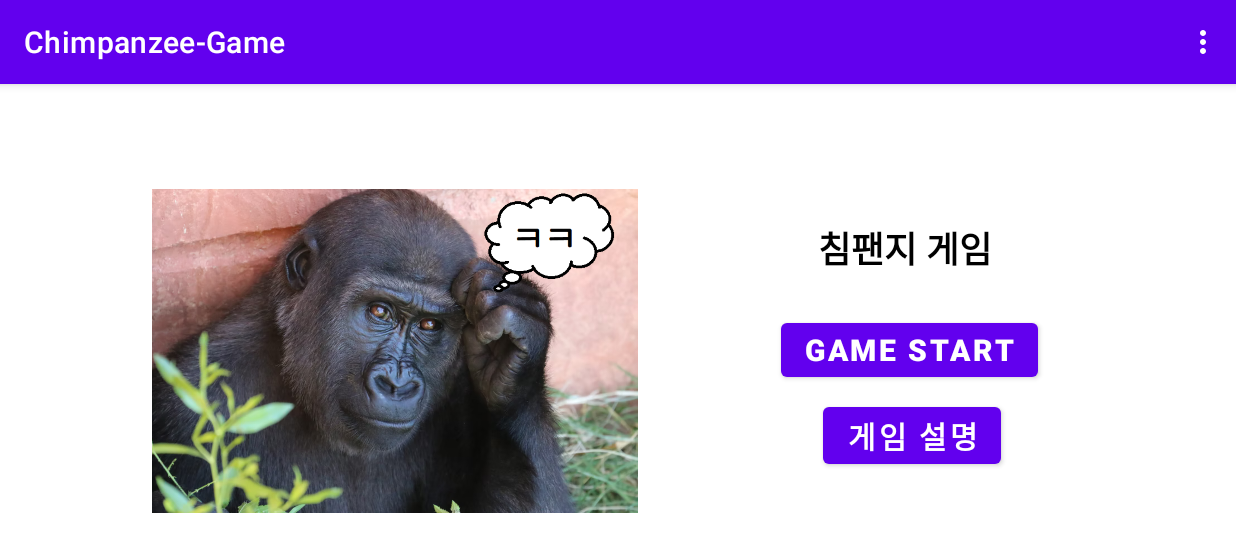
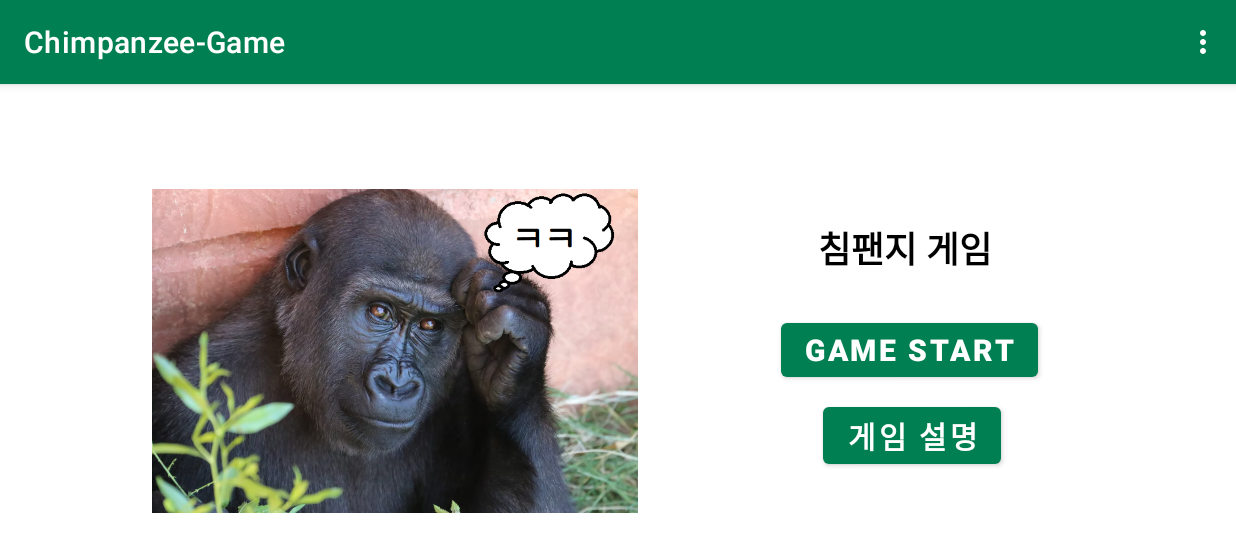
Before and after one commit to gabrielyoon7/Chimpanzee-Game, an Android app: the screen it shows after launch (MainActivity), on a phone screen of 824 x 412 dp (held sideways). Shown: the top 552 px of the screen. Run offline under Robolectric (Android 15) with nearby library versions, the phone set to English and light mode, and no system bars.

Commit message:
테마 색상 변경

```diff
--- a/app/src/main/res/values/colors.xml
+++ b/app/src/main/res/values/colors.xml
@@ -7,4 +7,7 @@
     <color name="teal_700">#FF018786</color>
     <color name="black">#FF000000</color>
     <color name="white">#FFFFFFFF</color>
+    <color name="pier">#45451F</color>
+    <color name="tropic">#007F52</color>
+    <color name="moss_green">#859F3C</color>
 </resources>
--- a/app/src/main/res/values/themes.xml
+++ b/app/src/main/res/values/themes.xml
@@ -2,8 +2,10 @@
     <!-- Base application theme. -->
     <style name="Theme.ChimpanzeeGame" parent="Theme.MaterialComponents.DayNight.DarkActionBar">
         <!-- Primary brand color. -->
-        <item name="colorPrimary">@color/purple_500</item>
-        <item name="colorPrimaryVariant">@color/purple_700</item>
+<!--        <item name="colorPrimary">@color/purple_500</item>-->
+<!--        <item name="colorPrimaryVariant">@color/purple_700</item>-->
+        <item name="colorPrimary">@color/tropic</item>
+        <item name="colorPrimaryVariant">@color/pier</item>
         <item name="colorOnPrimary">@color/white</item>
         <!-- Secondary brand color. -->
         <item name="colorSecondary">@color/teal_200</item>
```
